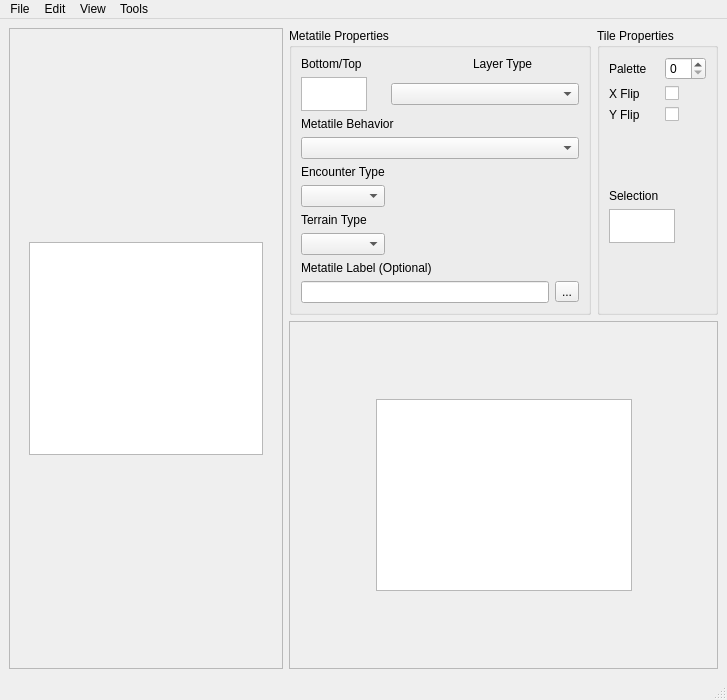
Old version of the form forms/tileseteditor.ui in the repository huderlem/porymap.
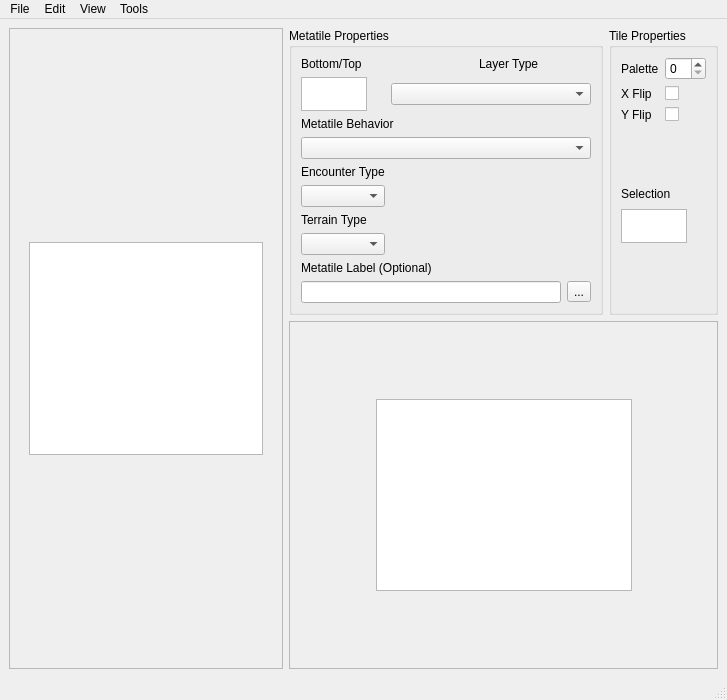
New version of the form. Icons and pictures are not drawn. Custom widgets are drawn as their Qt base class.

Commit message: Fix window jostling when tile selection changes size

Patch:
```diff
--- a/forms/tileseteditor.ui
+++ b/forms/tileseteditor.ui
@@ -370,7 +370,40 @@
                </property>
               </widget>
              </item>
-             <item row="4" column="0">
+             <item row="4" column="0" colspan="2">
+              <widget class="QFrame" name="frame">
+               <property name="sizePolicy">
+                <sizepolicy hsizetype="Preferred" vsizetype="Fixed">
+                 <horstretch>0</horstretch>
+                 <verstretch>0</verstretch>
+                </sizepolicy>
+               </property>
+               <property name="minimumSize">
+                <size>
+                 <width>0</width>
+                 <height>62</height>
+                </size>
+               </property>
+               <property name="frameShape">
+                <enum>QFrame::NoFrame</enum>
+               </property>
+               <property name="frameShadow">
+                <enum>QFrame::Plain</enum>
+               </property>
+               <layout class="QVBoxLayout" name="verticalLayout_2">
+                <property name="leftMargin">
+                 <number>0</number>
+                </property>
+                <property name="topMargin">
+                 <number>0</number>
+                </property>
+                <property name="rightMargin">
+                 <number>0</number>
+                </property>
+                <property name="bottomMargin">
+                 <number>0</number>
+                </property>
+                <item>
               <widget class="QLabel" name="label_7">
                <property name="sizePolicy">
                 <sizepolicy hsizetype="Fixed" vsizetype="Fixed">
@@ -383,7 +416,7 @@
                </property>
               </widget>
              </item>
-             <item row="5" column="0" colspan="2">
+                <item>
               <widget class="QGraphicsView" name="graphicsView_selectedTile">
                <property name="minimumSize">
                 <size>
@@ -408,7 +441,10 @@
                </property>
               </widget>
              </item>
-             <item row="3" column="0">
+               </layout>
+              </widget>
+             </item>
+             <item row="3" column="0" colspan="2">
               <spacer name="verticalSpacer_5">
                <property name="orientation">
                 <enum>Qt::Vertical</enum>
@@ -421,7 +457,7 @@
                </property>
               </spacer>
              </item>
-             <item row="6" column="0">
+             <item row="6" column="0" colspan="2">
               <spacer name="verticalSpacer_6">
                <property name="orientation">
                 <enum>Qt::Vertical</enum>
```
Lines whose indentation alone changed are shown as unchanged.
